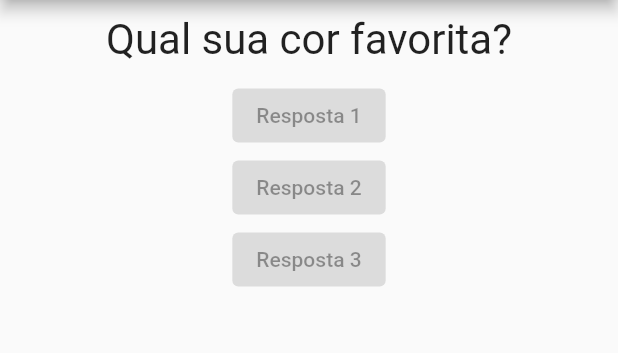
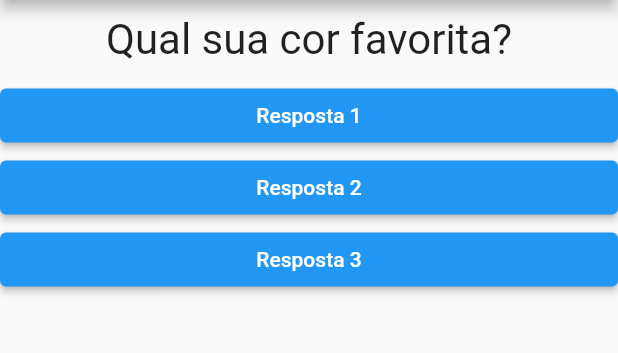
Before and after one commit to Souza83/projeto_perguntas, a Flutter app: the screen it shows after launch, on a phone screen of 412 x 824 dp, the part 84-437 px from its top. Run offline on Flutter 3.47's test engine with Material 2 defaults, Android fonts, the phone set to English and light mode, and no system bars.

```diff
--- a/lib/main.dart
+++ b/lib/main.dart
@@ -22,8 +22,18 @@ class _PerguntaAppState extends State<PerguntaApp> {
   @override //Decorador que demonstra ao StatelessWidget é obrigado implementar
   Widget build(BuildContext context) {
     final perguntas = [
-      'Qual sua cor favorita?',
-      'Qual seu animal favorito?',
+      {
+        'texto': 'Qual sua cor favorita?',
+        'respostas': ['Preto', 'Vermelho', 'Verde', 'Branco'],
+      },
+      {
+        'texto': 'Qual sua cor favorita?',
+        'respostas': ['Coelho', 'Cobra', 'Elefante', 'Leão'],
+      },
+      {
+        'texto': 'Qual sua cor favorita?',
+        'respostas': ['Maria', 'João', 'Leo', 'Pedro'],
+      },
     ];
     return MaterialApp(
       home: Scaffold(
@@ -33,10 +43,10 @@ class _PerguntaAppState extends State<PerguntaApp> {
         ),
         body: Column(
           children: [
-            Questao(perguntas[_perguntaSelecionada]),
-            Resposta('Resposta 1'),
-            Resposta('Resposta 2'),
-            Resposta('Resposta 3'),
+            Questao(perguntas[_perguntaSelecionada]['texto'].toString()),
+            Resposta('Resposta 1', _responder),
+            Resposta('Resposta 2', _responder),
+            Resposta('Resposta 3', _responder),
           ], // children
         ),
       ),
--- a/lib/resposta.dart
+++ b/lib/resposta.dart
@@ -2,14 +2,20 @@ import 'package:flutter/material.dart';
 
 class Resposta extends StatelessWidget {
   final String texto;
+  final void Function() quandoSelecionado;
 
-  Resposta(this.texto);
+  Resposta(this.texto, this.quandoSelecionado);
 
   @override
   Widget build(BuildContext context) {
-    return ElevatedButton(
-      child: Text(texto),
-      onPressed: null,
+    return Container(
+      width: double.infinity, //Estica o Botão na largura do container
+      child: ElevatedButton(
+        //textColor: Colors.white,
+        //color: Colors.blue,
+        child: Text(texto),
+        onPressed: quandoSelecionado,
+      ),
     );
   }
 }
```
